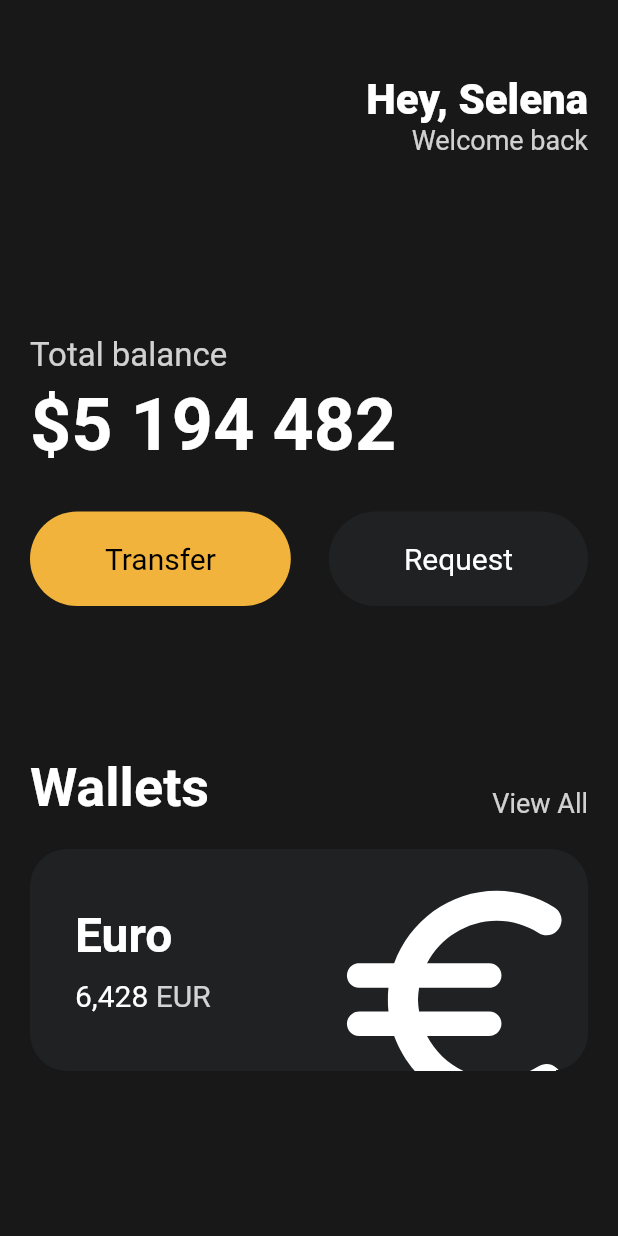
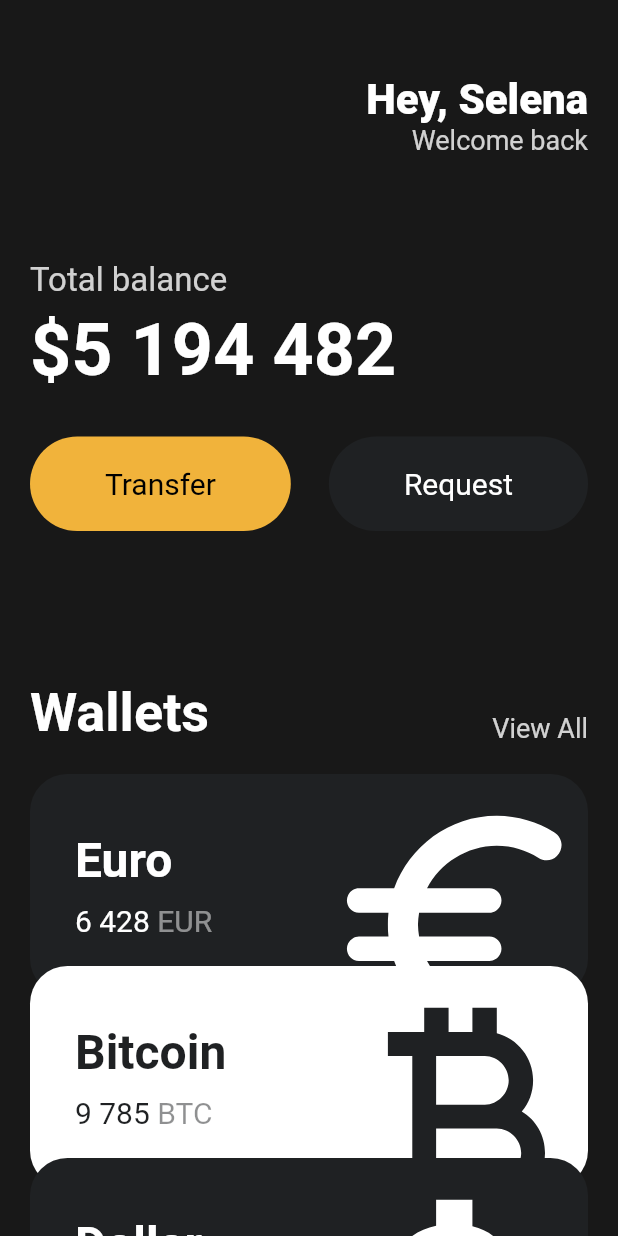
Before and after one commit to ryugibo/nomadcoders-flutter-for-beginners, a Flutter app: the screen it shows after launch, on a phone screen of 412 x 824 dp. Run offline on Flutter 3.47's test engine with Material 2 defaults, Android fonts, the phone set to English and light mode, and no system bars.

Commit message:
:memo: #3.8 Reusable Cards

```diff
--- a/toonflix/lib/main.dart
+++ b/toonflix/lib/main.dart
@@ -1,5 +1,6 @@
 import 'package:flutter/material.dart';
 import 'package:toonflix/widgets/button.dart';
+import 'package:toonflix/widgets/currency_card.dart';
 
 void main() {
   runApp(App());
@@ -47,7 +48,7 @@ class App extends StatelessWidget {
                 ],
               ),
               const SizedBox(
-                height: 120,
+                height: 70,
               ),
               Text(
                 "Total balance",
@@ -110,67 +111,31 @@ class App extends StatelessWidget {
               const SizedBox(
                 height: 20,
               ),
-              Container(
-                clipBehavior: Clip.hardEdge,
-                decoration: BoxDecoration(
-                  color: const Color(0xFF1F2123),
-                  borderRadius: BorderRadius.circular(25),
+              const CurrencyCard(
+                name: "Euro",
+                code: "EUR",
+                amount: "6 428",
+                icon: Icons.euro_rounded,
+                isInverted: false,
+              ),
+              Transform.translate(
+                offset: const Offset(0, -20),
+                child: const CurrencyCard(
+                  name: "Bitcoin",
+                  code: "BTC",
+                  amount: "9 785",
+                  icon: Icons.currency_bitcoin,
+                  isInverted: true,
                 ),
-                child: Padding(
-                  padding: const EdgeInsets.all(30),
-                  child: Row(
-                    mainAxisAlignment: MainAxisAlignment.spaceBetween,
-                    children: [
-                      Column(
-                        crossAxisAlignment: CrossAxisAlignment.start,
-                        children: [
-                          const Text(
-                            'Euro',
-                            style: TextStyle(
-                              color: Colors.white,
-                              fontSize: 32,
-                              fontWeight: FontWeight.w600,
-                            ),
-                          ),
-                          const SizedBox(
-                            height: 10,
-                          ),
-                          Row(
-                            children: [
-                              const Text(
-                                '6,428',
-                                style: TextStyle(
-                                  color: Colors.white,
-                                  fontSize: 20,
-                                ),
-                              ),
-                              const SizedBox(
-                                width: 5,
-                              ),
-                              Text(
-                                'EUR',
-                                style: TextStyle(
-                                  color: Colors.white.withOpacity(0.8),
-                                  fontSize: 20,
-                                ),
-                              ),
-                            ],
-                          )
-                        ],
-                      ),
-                      Transform.scale(
-                        scale: 2.2,
-                        child: Transform.translate(
-                          offset: const Offset(-5, 12),
-                          child: const Icon(
-                            Icons.euro_rounded,
-                            color: Colors.white,
-                            size: 88,
-                          ),
-                        ),
-                      ),
-                    ],
-                  ),
+              ),
+              Transform.translate(
+                offset: const Offset(0, -40),
+                child: const CurrencyCard(
+                  name: "Dollar",
+                  code: "USD",
+                  amount: "428",
+                  icon: Icons.attach_money_outlined,
+                  isInverted: false,
                 ),
               ),
             ],
--- /dev/null
+++ b/toonflix/lib/widgets/currency_card.dart
@@ -0,0 +1,86 @@
+import 'package:flutter/material.dart';
+
+class CurrencyCard extends StatelessWidget {
+  final String name, code, amount;
+  final IconData icon;
+  final bool isInverted;
+
+  final Color _blackColor = const Color(0xFF1F2123);
+
+  const CurrencyCard({
+    super.key,
+    required this.name,
+    required this.code,
+    required this.amount,
+    required this.icon,
+    required this.isInverted,
+  });
+
+  @override
+  Widget build(BuildContext context) {
+    return Container(
+      clipBehavior: Clip.hardEdge,
+      decoration: BoxDecoration(
+        color: isInverted ? Colors.white : _blackColor,
+        borderRadius: BorderRadius.circular(25),
+      ),
+      child: Padding(
+        padding: const EdgeInsets.all(30),
+        child: Row(
+          mainAxisAlignment: MainAxisAlignment.spaceBetween,
+          children: [
+            Column(
+              crossAxisAlignment: CrossAxisAlignment.start,
+              children: [
+                Text(
+                  name,
+                  style: TextStyle(
+                    color: isInverted ? _blackColor : Colors.white,
+                    fontSize: 32,
+                    fontWeight: FontWeight.w600,
+                  ),
+                ),
+                const SizedBox(
+                  height: 10,
+                ),
+                Row(
+                  children: [
+                    Text(
+                      amount,
+                      style: TextStyle(
+                        color: isInverted ? _blackColor : Colors.white,
+                        fontSize: 20,
+                      ),
+                    ),
+                    const SizedBox(
+                      width: 5,
+                    ),
+                    Text(
+                      code,
+                      style: TextStyle(
+                        color: (isInverted ? _blackColor : Colors.white)
+                            .withOpacity(0.5),
+                        fontSize: 20,
+                      ),
+                    ),
+                  ],
+                )
+              ],
+            ),
+            Transform.scale(
+              scale: 2.2,
+              child: Transform.translate(
+                offset: const Offset(-5, 12),
+                child: Icon(
+                  icon,
+                  color: isInverted ? _blackColor : Colors.white,
+                  size: 88,
+                ),
+              ),
+            ),
+          ],
+        ),
+      ),
+    );
+  }
+}
```
